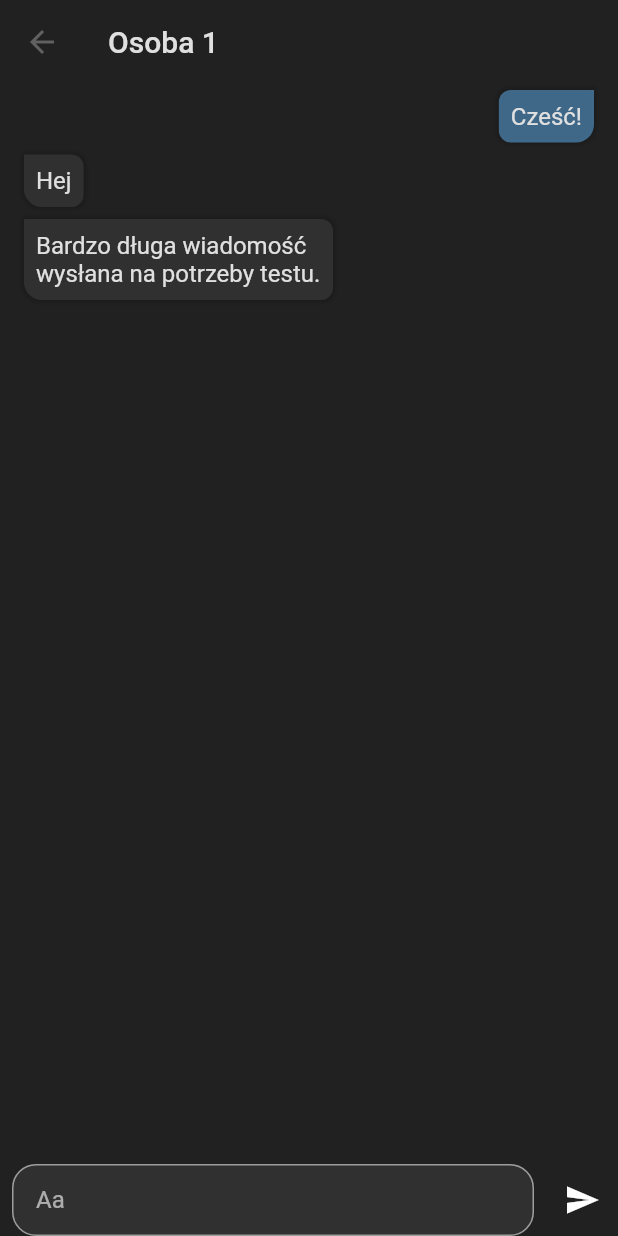
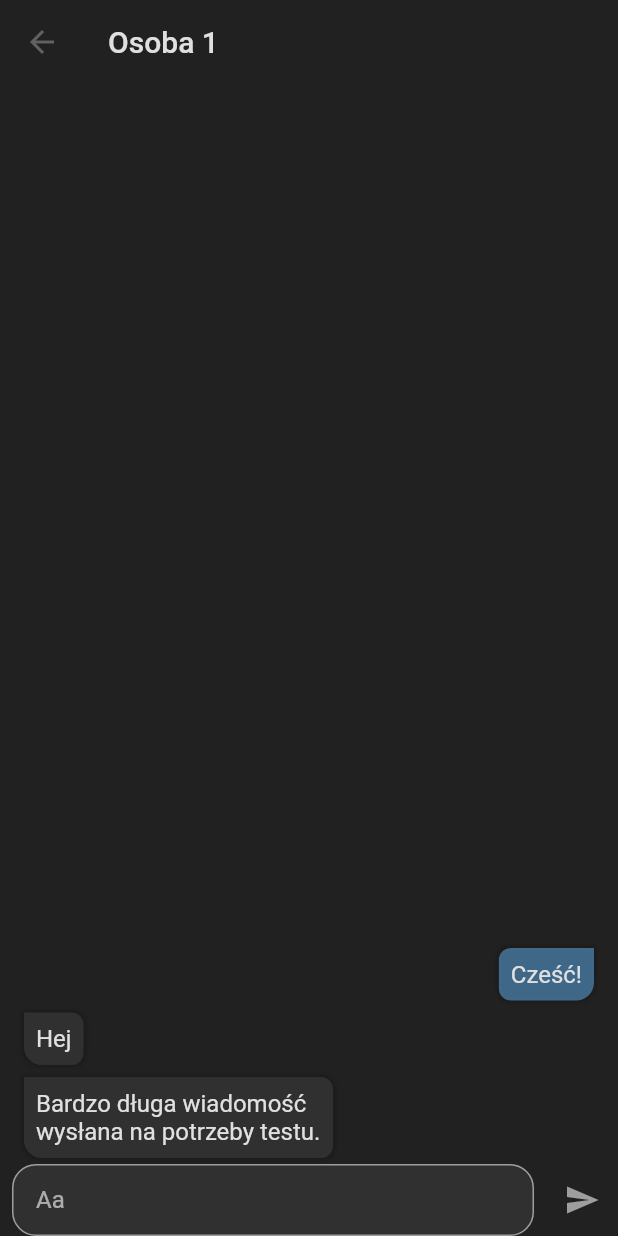
Before and after one commit to HackHeroes-2019-II-LO/app, a Flutter app: the screen it shows after launch, after a tap on "Osoba 1", on a phone screen of 412 x 824 dp. Run offline on Flutter 3.47's test engine with Material 2 defaults, Android fonts, the phone set to English and light mode, and no system bars.

Commit message:
Conversation view fixes

```diff
--- a/lib/views/conversation_view.dart
+++ b/lib/views/conversation_view.dart
@@ -5,12 +5,14 @@ import 'package:hack_heroes/widgets/chat_bubble.dart';
 import 'package:scoped_model/scoped_model.dart';
 
 class ConversationView extends StatelessWidget {
-  final _controller = TextEditingController();
+  final _textController = TextEditingController();
 
   void _send(BuildContext context) {
-    AppModel.of(context).addMessage(
-        ModalRoute.of(context).settings.arguments, _controller.text);
-    _controller.clear();
+    if (_textController.text.length > 0) {
+      AppModel.of(context).addMessage(
+          ModalRoute.of(context).settings.arguments, _textController.text);
+      _textController.clear();
+    }
   }
 
   @override
@@ -32,8 +34,9 @@ class ConversationView extends StatelessWidget {
               builder: (context, child, model) {
                 final convo = model.convoWith(partner);
                 return ListView.builder(
+                  reverse: true,
                   itemBuilder: (context, index) => ChatBubble(
-                    message: convo.messages[index],
+                    message: convo.messages[convo.messages.length - index - 1],
                   ),
                   itemCount: convo.messages.length,
                 );
@@ -46,7 +49,11 @@ class ConversationView extends StatelessWidget {
                 child: Padding(
                   padding: EdgeInsets.symmetric(horizontal: 8),
                   child: TextField(
-                    controller: _controller,
+                    controller: _textController,
+                    textInputAction: TextInputAction.go,
+                    keyboardType: TextInputType.text,
+                    maxLines: 1,
+                    onEditingComplete: () => _send(context),
                     style: TextStyle(fontSize: 16),
                     decoration: InputDecoration(
                       hintText: 'Aa',
@@ -72,10 +79,15 @@ class ConversationView extends StatelessWidget {
                   ),
                 ),
               ),
-              IconButton(
-                icon: Icon(Icons.send),
-                onPressed: () => _send(context),
-              )
+              AnimatedBuilder(
+                animation: _textController,
+                builder: (context, child) => IconButton(
+                  icon: Icon(Icons.send),
+                  onPressed: _textController.text.length > 0
+                      ? () => _send(context)
+                      : null,
+                ),
+              ),
             ],
           )
         ],
```
